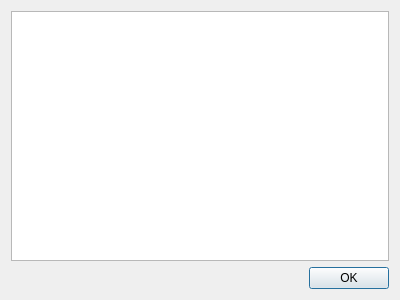
YarikAlex/Forest, file tablewindow.ui: the form before one commit.
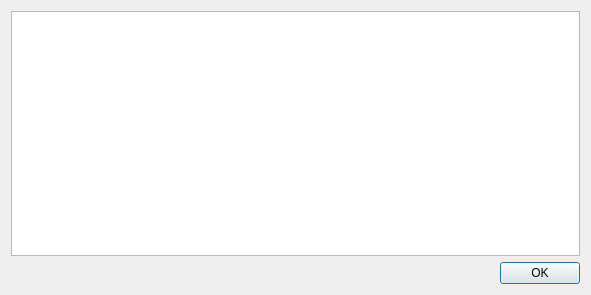
The form after the commit.

Commit message: constructor of tableWindow class has been rewritten

```diff
--- a/tablewindow.ui
+++ b/tablewindow.ui
@@ -6,8 +6,8 @@
    <rect>
     <x>0</x>
     <y>0</y>
-    <width>400</width>
-    <height>300</height>
+    <width>591</width>
+    <height>295</height>
    </rect>
   </property>
   <property name="windowTitle">
```
The commit also changes 2 other files.
